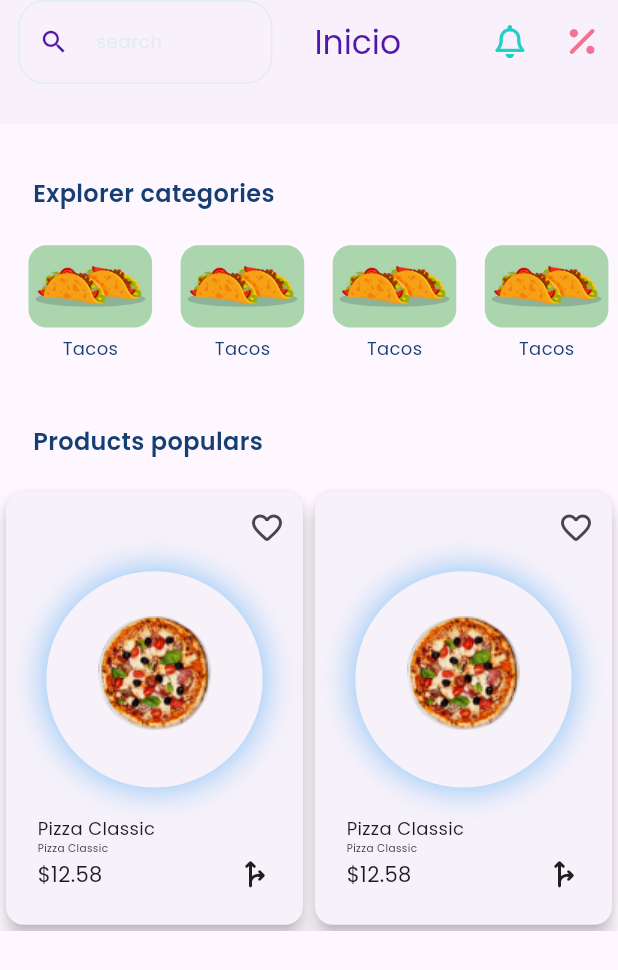
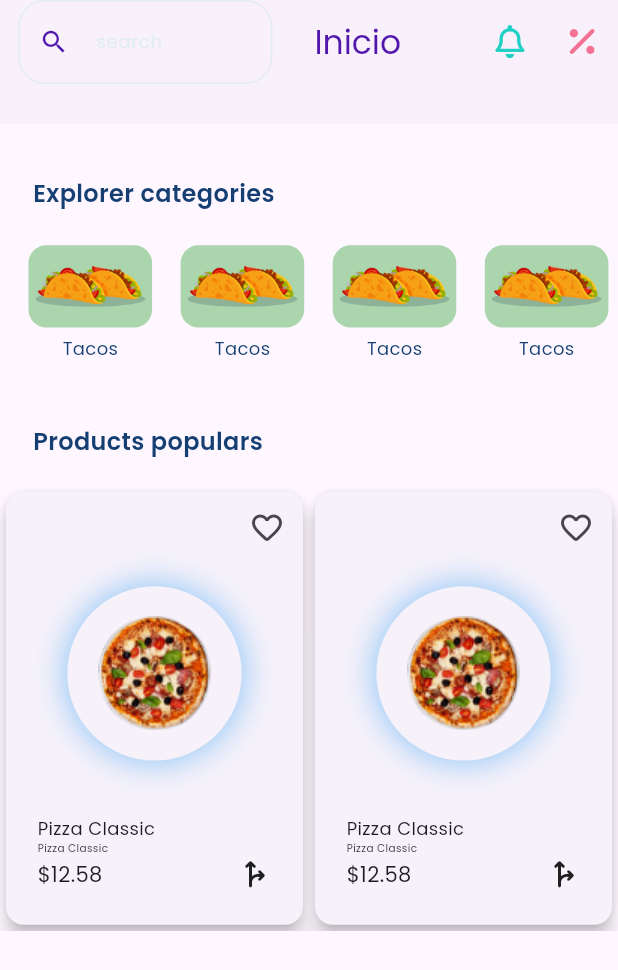
Before and after one commit to Mahmoud4456/delivery-app, a Flutter app: the screen it shows after launch, on a phone screen of 412 x 824 dp. Shown: the top 970 px of the screen. Run offline on Flutter 3.47's test engine with Material 3 defaults, Android fonts, the phone set to English and light mode, and no system bars; our stand-ins replace font_awesome_flutter.

```diff
--- a/lib/view/widgets/product_popular_item_home.dart
+++ b/lib/view/widgets/product_popular_item_home.dart
@@ -29,8 +29,7 @@ class ProductPopularItem extends StatelessWidget {
                       color: Colors.blue.withOpacity(0.56),
                       blurRadius: 20,
                       blurStyle: BlurStyle.outer,
-                      spreadRadius: 0,
-                      offset: const Offset(0, 4),
+                      spreadRadius: -14,
                     ),
                   ],
                 ),
```
